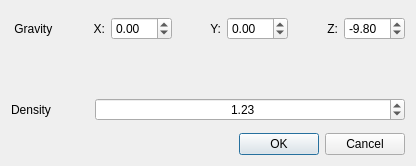
Before: the Qt Designer form worldsettings.ui in jacobmoroni/SnowGlobe, drawn with Qt 5.
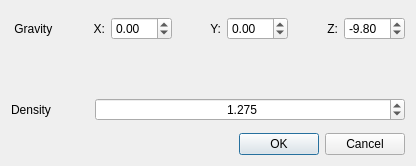
After: the same form once the commit is applied.

Diff of the .ui file:
```diff
--- a/worldsettings.ui
+++ b/worldsettings.ui
@@ -108,14 +108,17 @@
        <property name="alignment">
         <set>Qt::AlignCenter</set>
        </property>
+       <property name="decimals">
+        <number>3</number>
+       </property>
        <property name="maximum">
-        <double>10.000000000000000</double>
+        <double>50.000000000000000</double>
        </property>
        <property name="singleStep">
         <double>0.100000000000000</double>
        </property>
        <property name="value">
-        <double>1.230000000000000</double>
+        <double>1.275000000000000</double>
        </property>
       </widget>
      </item>
```
Left out of the diff: 2 changed lines with no effect on the pictures.
